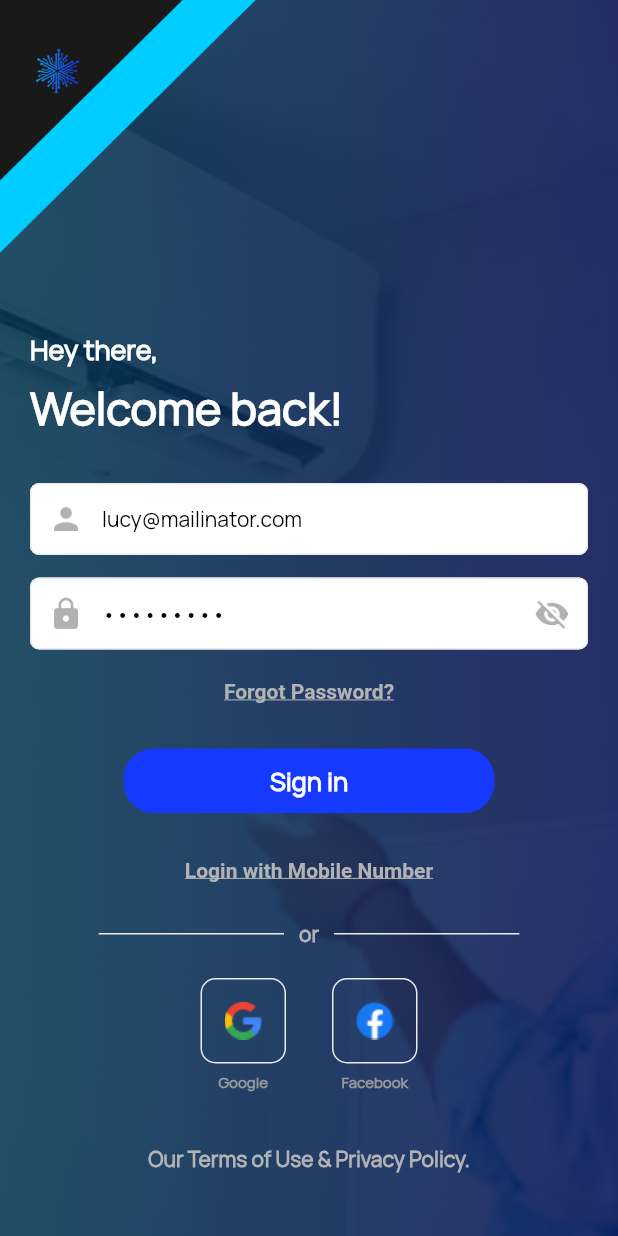
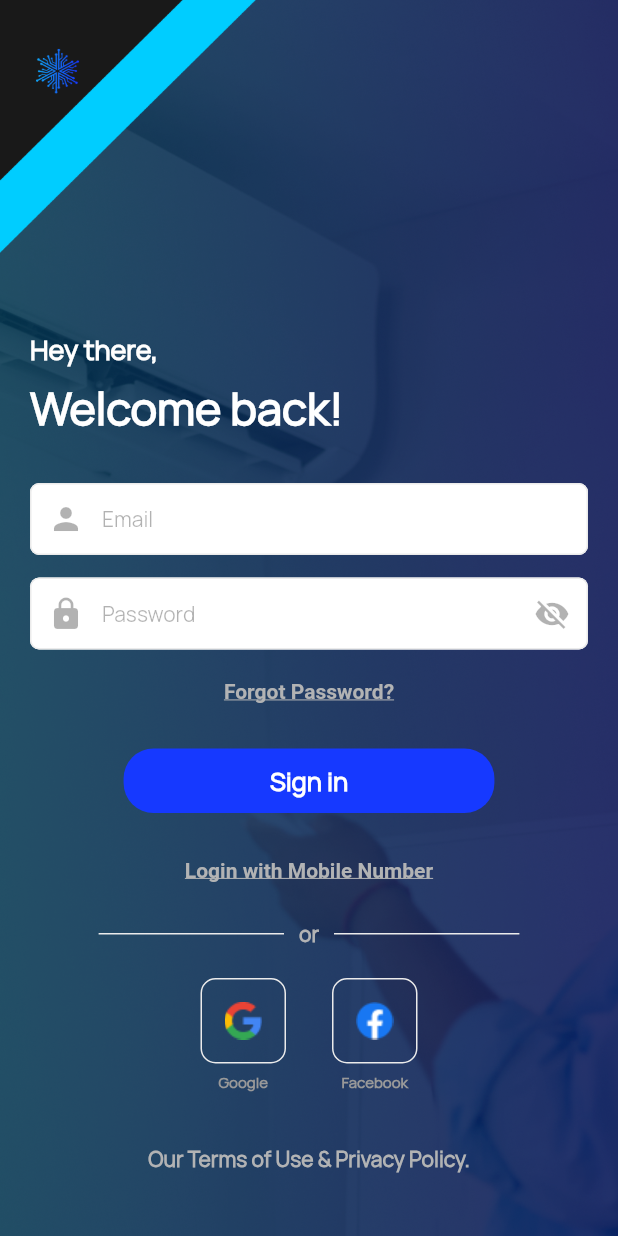
Before and after one commit to manoharantechie/coolwell_app, a Flutter app: the SignUp_Screen screen opened directly, on a phone screen of 412 x 824 dp. Run offline on Flutter 3.47's test engine with Material 2 defaults, Android fonts, the phone set to English and light mode, and no system bars; our stand-ins replace awesome_snackbar_content, firebase_auth, flutter_map, flutter_svg, geocoding, geolocator and 6 more; missing offline and left inert: country_calling_code_picker, flutter_facebook_auth, flutter_sim_country_code; accounts and stored records are empty; network calls fail; project files that could hold a hidden picture were left out.

```diff
--- a/lib/screens/user/basics/onboard/login.dart
+++ b/lib/screens/user/basics/onboard/login.dart
@@ -114,8 +114,8 @@ class _SignUp_ScreenState extends State<SignUp_Screen> {
   void initState() {
     // TODO: implement initState
     super.initState();
-    nameController=TextEditingController(text: "lucy@mailinator.com");
-    passController=TextEditingController(text: "Lucky@123");
+    // nameController=TextEditingController(text: "lucy@mailinator.com");
+    // passController=TextEditingController(text: "Lucky@123");
     _googleSignIn.disconnect();
   }
   @override
--- a/lib/screens/user/profile/slot_screen.dart
+++ b/lib/screens/user/profile/slot_screen.dart
@@ -468,7 +468,7 @@ class Slot_ScreenState extends State<Slot_Screen> {
           activeDayColor: Colors.black,
           activeBackgroundDayColor: Theme.of(context).cardColor,
           dotsColor: const Color(0xFF333A47),
-          selectableDayPredicate: (date) => date.day != 23,
+          selectableDayPredicate: (date) => date.day != 32,
           locale: 'en',
         ),
       ],
--- a/lib/screens/user/service/history_details.dart
+++ b/lib/screens/user/service/history_details.dart
@@ -673,7 +673,8 @@ class _Service_History_DetailsState extends State<Service_History_Details> {
                                   child: Container(
                                     child: Center(
                                         child: Text(
-                                          diff.toString(),
+                                          // diff.toString(),
+                                          "-",
                                       style: CustomWidget(context: context)
                                           .CustomSizedTextStyle(
                                               12.0,
```
